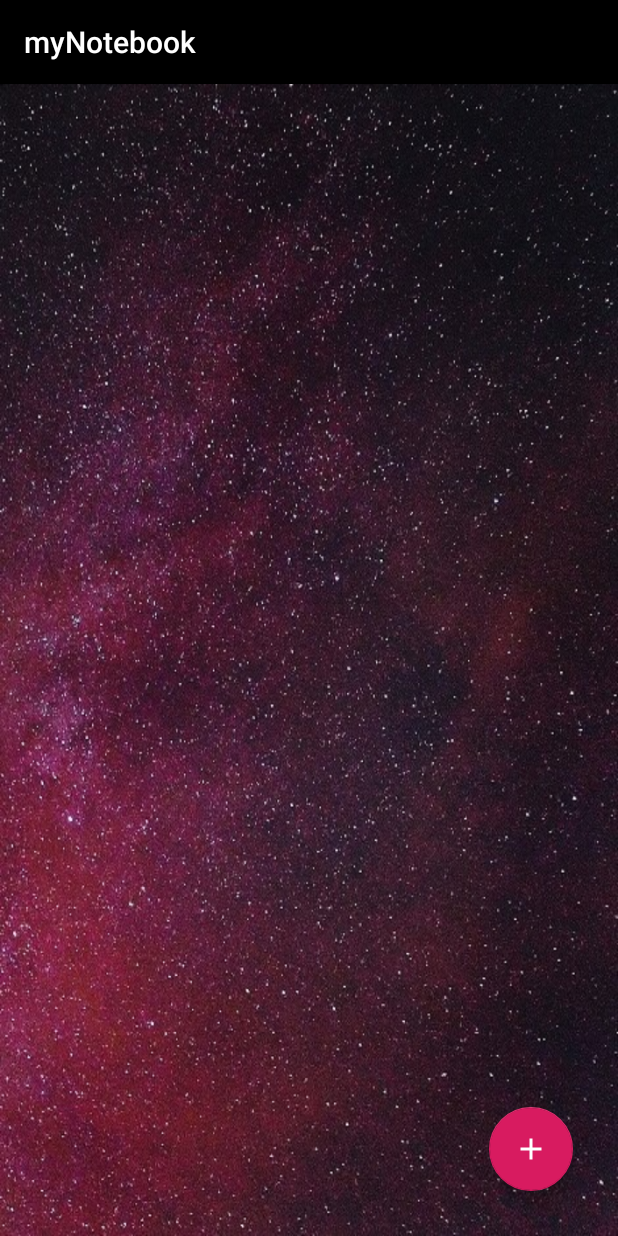
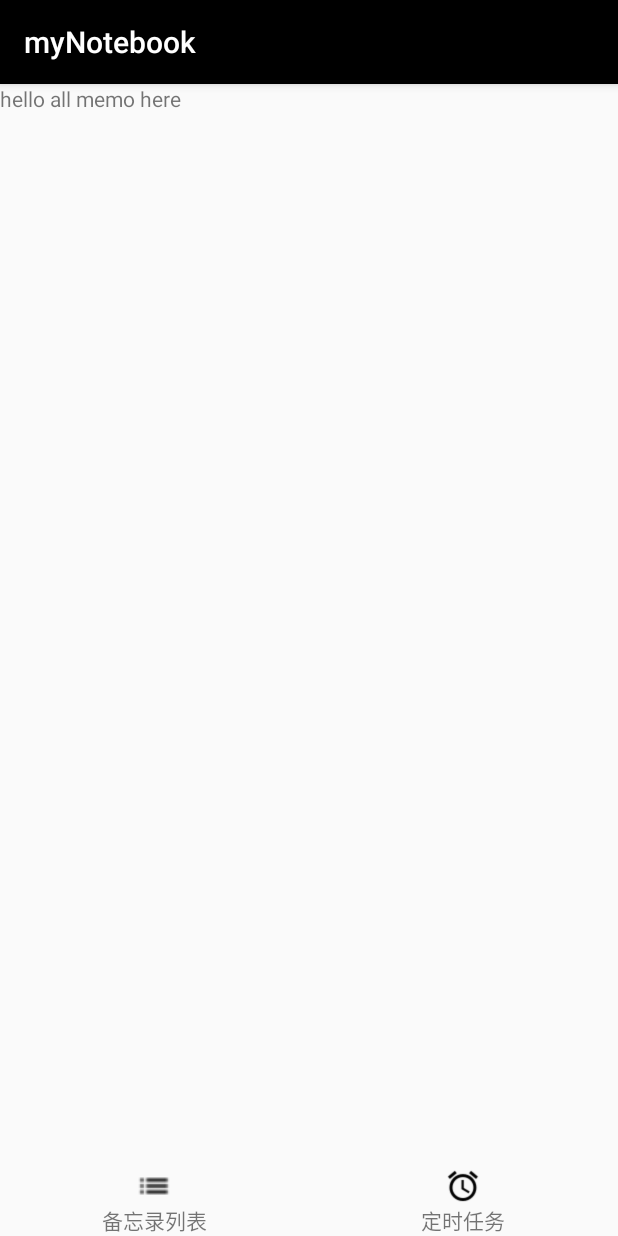
Before and after one commit to XMeleny/myNotebook, an Android app: the screen it shows after launch (MainActivity before the commit, BaseActivity after it), on a phone screen of 412 x 824 dp. Run offline under Robolectric (Android 15) with nearby library versions, the phone set to English and light mode, and no system bars.

Commit message:
加入滑动逻辑

```diff
--- a/app/build.gradle
+++ b/app/build.gradle
@@ -26,6 +26,7 @@ dependencies {
     implementation 'com.google.android.material:material:1.0.0'
     implementation 'androidx.navigation:navigation-fragment:2.1.0'
     implementation 'androidx.navigation:navigation-ui:2.1.0'
+    implementation 'androidx.legacy:legacy-support-v4:1.0.0'
     testImplementation 'junit:junit:4.12'
     androidTestImplementation 'androidx.test:runner:1.1.1'
     androidTestImplementation 'androidx.test.espresso:espresso-core:3.1.1'
--- /dev/null
+++ b/app/src/main/java/com/example/mynotebook/activity/BaseActivity.java
@@ -0,0 +1,88 @@
+package com.example.mynotebook.activity;
+
+import androidx.annotation.NonNull;
+import androidx.appcompat.app.AppCompatActivity;
+import androidx.fragment.app.Fragment;
+import androidx.fragment.app.FragmentManager;
+import androidx.fragment.app.FragmentPagerAdapter;
+import androidx.viewpager.widget.ViewPager;
+
+import android.os.Bundle;
+import android.view.View;
+
+import com.example.mynotebook.R;
+import com.example.mynotebook.fragment.AlarmFragment;
+import com.example.mynotebook.fragment.AllMemoFragment;
+
+import java.util.ArrayList;
+
+public class BaseActivity extends AppCompatActivity implements View.OnClickListener, ViewPager.OnPageChangeListener {
+
+    private ViewPager vpFragmentContainer;
+
+    private ArrayList<Fragment> fragments = new ArrayList<Fragment>() {{
+        add(AllMemoFragment.getInstance());
+        add(AlarmFragment.getInstance());
+    }};
+
+    @Override
+    protected void onCreate(Bundle savedInstanceState) {
+        super.onCreate(savedInstanceState);
+        setContentView(R.layout.activity_base);
+
+        vpFragmentContainer = findViewById(R.id.vp_fragment_container);
+
+        vpFragmentContainer.setAdapter(new FragmentAdapter(getSupportFragmentManager()));
+        vpFragmentContainer.addOnPageChangeListener(this);
+
+        findViewById(R.id.navigate_to_list).setOnClickListener(this);
+        findViewById(R.id.navigate_to_alarm).setOnClickListener(this);
+    }
+
+    @Override
+    public void onClick(View v) {
+        switch (v.getId()) {
+            case R.id.navigate_to_list:
+                vpFragmentContainer.setCurrentItem(0);
+                break;
+            case R.id.navigate_to_alarm:
+                vpFragmentContainer.setCurrentItem(1);
+                break;
+            default:
+                break;
+        }
+    }
+
+    @Override
+    public void onPageScrolled(int position, float positionOffset, int positionOffsetPixels) {
+        //do nothing
+    }
+
+    @Override
+    public void onPageSelected(int position) {
+
+    }
+
+    @Override
+    public void onPageScrollStateChanged(int state) {
+
+    }
+
+    private class FragmentAdapter extends FragmentPagerAdapter {
+
+        public FragmentAdapter(@NonNull FragmentManager fm) {
+            super(fm);
+        }
+
+        @NonNull
+        @Override
+        public Fragment getItem(int position) {
+            return fragments.get(position);
+        }
+
+        @Override
+        public int getCount() {
+            return fragments.size();
+        }
+    }
+}
--- /dev/null
+++ b/app/src/main/java/com/example/mynotebook/fragment/AlarmFragment.java
@@ -0,0 +1,72 @@
+package com.example.mynotebook.fragment;
+
+import android.os.Bundle;
+
+import androidx.fragment.app.Fragment;
+
+import android.view.LayoutInflater;
+import android.view.View;
+import android.view.ViewGroup;
+
+import com.example.mynotebook.R;
+
+/**
+ * A simple {@link Fragment} subclass.
+ * Use the {@link AlarmFragment#newInstance} factory method to
+ * create an instance of this fragment.
+ */
+public class AlarmFragment extends Fragment {
+
+    // TODO: Rename parameter arguments, choose names that match
+    // the fragment initialization parameters, e.g. ARG_ITEM_NUMBER
+    private static final String ARG_PARAM1 = "param1";
+    private static final String ARG_PARAM2 = "param2";
+
+    // TODO: Rename and change types of parameters
+    private String mParam1;
+    private String mParam2;
+
+    private AlarmFragment() {
+        // Required empty public constructor
+    }
+
+    private static AlarmFragment instance = new AlarmFragment();
+
+    public static AlarmFragment getInstance() {
+        return instance;
+    }
+
+    /**
+     * Use this factory method to create a new instance of
+     * this fragment using the provided parameters.
+     *
+     * @param param1 Parameter 1.
+     * @param param2 Parameter 2.
+     * @return A new instance of fragment AlarmFragment.
+     */
+    // TODO: Rename and change types and number of parameters
+    public static AlarmFragment newInstance(String param1, String param2) {
+        AlarmFragment fragment = new AlarmFragment();
+        Bundle args = new Bundle();
+        args.putString(ARG_PARAM1, param1);
+        args.putString(ARG_PARAM2, param2);
+        fragment.setArguments(args);
+        return fragment;
+    }
+
+    @Override
+    public void onCreate(Bundle savedInstanceState) {
+        super.onCreate(savedInstanceState);
+        if (getArguments() != null) {
+            mParam1 = getArguments().getString(ARG_PARAM1);
+            mParam2 = getArguments().getString(ARG_PARAM2);
+        }
+    }
+
+    @Override
+    public View onCreateView(LayoutInflater inflater, ViewGroup container,
+                             Bundle savedInstanceState) {
+        // Inflate the layout for this fragment
+        return inflater.inflate(R.layout.fragment_alarm, container, false);
+    }
+}
--- /dev/null
+++ b/app/src/main/java/com/example/mynotebook/fragment/AllMemoFragment.java
@@ -0,0 +1,77 @@
+package com.example.mynotebook.fragment;
+
+import android.os.Bundle;
+
+import androidx.fragment.app.Fragment;
+
+import android.view.LayoutInflater;
+import android.view.View;
+import android.view.ViewGroup;
+
+import com.example.mynotebook.R;
+
+/**
+ * A simple {@link Fragment} subclass.
+ * Use the {@link AllMemoFragment#newInstance} factory method to
+ * create an instance of this fragment.
+ */
+public class AllMemoFragment extends Fragment {
+
+    // TODO: Rename parameter arguments, choose names that match
+    // the fragment initialization parameters, e.g. ARG_ITEM_NUMBER
+    private static final String ARG_PARAM1 = "param1";
+    private static final String ARG_PARAM2 = "param2";
+
+    // TODO: Rename and change types of parameters
+//    private String mParam1;
+//    private String mParam2;
+
+    //单例模式
+    private AllMemoFragment() {
+        // Required empty public constructor
+    }
+
+    private static AllMemoFragment instance = new AllMemoFragment();
+
+    public static AllMemoFragment getInstance() {
+        return instance;
+    }
+
+
+
+    /**
+     * Use this factory method to create a new instance of
+     * this fragment using the provided parameters.
+     *
+     * @param param1 Parameter 1.
+     * @param param2 Parameter 2.
+     * @return A new instance of fragment AllMemoFragment.
+     */
+    // TODO: Rename and change types and number of parameters
+    public static AllMemoFragment newInstance(String param1, String param2) {
+        AllMemoFragment fragment = new AllMemoFragment();
+        Bundle args = new Bundle();
+        args.putString(ARG_PARAM1, param1);
+        args.putString(ARG_PARAM2, param2);
+        fragment.setArguments(args);
+        return fragment;
+    }
+
+
+
+    @Override
+    public void onCreate(Bundle savedInstanceState) {
+        super.onCreate(savedInstanceState);
+        if (getArguments() != null) {
+//            mParam1 = getArguments().getString(ARG_PARAM1);
+//            mParam2 = getArguments().getString(ARG_PARAM2);
+        }
+    }
+
+    @Override
+    public View onCreateView(LayoutInflater inflater, ViewGroup container,
+                             Bundle savedInstanceState) {
+        // Inflate the layout for this fragment
+        return inflater.inflate(R.layout.fragment_all_memo, container, false);
+    }
+}
--- /dev/null
+++ b/app/src/main/res/layout/activity_base.xml
@@ -0,0 +1,22 @@
+<?xml version="1.0" encoding="utf-8"?>
+<LinearLayout xmlns:android="http://schemas.android.com/apk/res/android"
+    xmlns:app="http://schemas.android.com/apk/res-auto"
+    xmlns:tools="http://schemas.android.com/tools"
+    android:layout_width="match_parent"
+    android:layout_height="match_parent"
+    android:orientation="vertical"
+    tools:context=".activity.BaseActivity">
+
+
+    <androidx.viewpager.widget.ViewPager
+        android:id="@+id/vp_fragment_container"
+        android:layout_width="match_parent"
+        android:layout_height="0dp"
+        android:layout_weight="1" />
+
+    <!--底部导航栏-->
+    <include
+        android:id="@+id/bottom_navigate_layout"
+        layout="@layout/bottom_navigate" />
+
+</LinearLayout>
--- /dev/null
+++ b/app/src/main/res/layout/bottom_navigate.xml
@@ -0,0 +1,50 @@
+<?xml version="1.0" encoding="utf-8"?>
+<LinearLayout xmlns:android="http://schemas.android.com/apk/res/android"
+    android:layout_width="match_parent"
+    android:layout_height="wrap_content"
+    android:orientation="horizontal">
+
+    <RelativeLayout
+        android:id="@+id/navigate_to_list"
+        android:layout_width="0dp"
+        android:layout_height="wrap_content"
+        android:layout_weight="1">
+
+        <ImageView
+            android:id="@+id/list_image"
+            android:layout_width="24dp"
+            android:layout_height="24dp"
+            android:layout_centerHorizontal="true"
+            android:src="@drawable/list" />
+
+        <TextView
+            android:layout_width="wrap_content"
+            android:layout_height="wrap_content"
+            android:layout_below="@id/list_image"
+            android:layout_centerHorizontal="true"
+            android:text="备忘录列表" />
+    </RelativeLayout>
+
+
+    <RelativeLayout
+        android:id="@+id/navigate_to_alarm"
+        android:layout_width="0dp"
+        android:layout_height="wrap_content"
+        android:layout_weight="1">
+
+        <ImageView
+            android:id="@+id/alarm_image"
+            android:layout_width="24dp"
+            android:layout_height="24dp"
+            android:layout_centerHorizontal="true"
+            android:src="@drawable/alarm" />
+
+        <TextView
+            android:layout_width="wrap_content"
+            android:layout_height="wrap_content"
+            android:layout_below="@id/alarm_image"
+            android:layout_centerHorizontal="true"
+            android:text="定时任务" />
+    </RelativeLayout>
+
+</LinearLayout>
--- /dev/null
+++ b/app/src/main/res/layout/fragment_all_memo.xml
@@ -0,0 +1,13 @@
+<?xml version="1.0" encoding="utf-8"?>
+<FrameLayout xmlns:android="http://schemas.android.com/apk/res/android"
+    xmlns:tools="http://schemas.android.com/tools"
+    android:layout_width="match_parent"
+    android:layout_height="match_parent"
+    tools:context=".fragment.AllMemoFragment">
+
+    <TextView
+        android:layout_width="match_parent"
+        android:layout_height="match_parent"
+        android:text="hello all memo here" />
+
+</FrameLayout>
--- a/app/src/main/res/values/strings.xml
+++ b/app/src/main/res/values/strings.xml
@@ -6,7 +6,4 @@
     <string name="second_fragment_label">Second Fragment</string>
     <string name="next">Next</string>
     <string name="previous">Previous</string>
-
-    <string name="hello_first_fragment">Hello first fragment</string>
-    <string name="hello_second_fragment">Hello second fragment. Arg: %1$s</string>
 </resources>
```
Also changed, not shown: app/src/main/AndroidManifest.xml (+12 -4 lines), app/src/main/java/com/example/mynotebook/FirstFragment.java (deleted, +0 -34 lines), app/src/main/java/com/example/mynotebook/SecondFragment.java (deleted, +0 -34 lines), app/src/main/res/layout/fragment_alarm.xml (added, +14 -0 lines), app/src/main/res/layout/fragment_first.xml (deleted, +0 -28 lines), app/src/main/res/layout/fragment_second.xml (deleted, +0 -27 lines), app/src/main/res/drawable/alarm.png (added), app/src/main/res/drawable/list.png (added).
